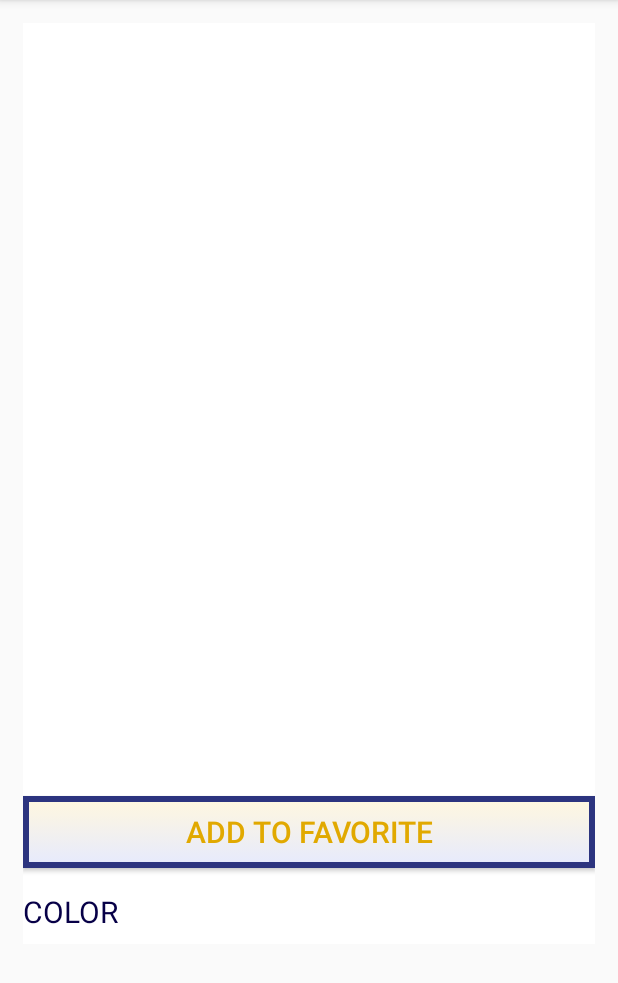
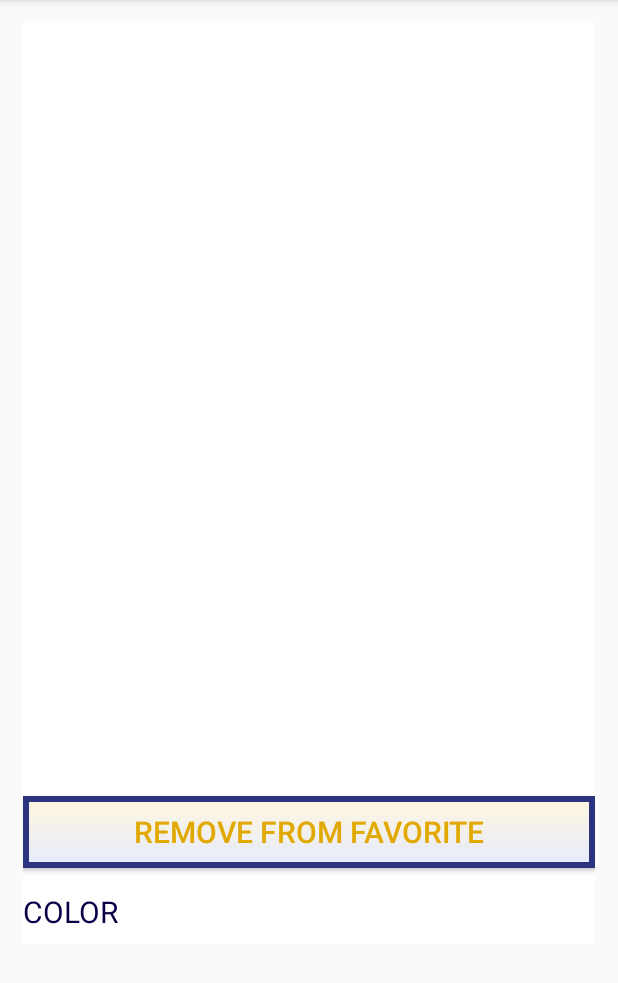
Before and after one commit to RikkiTikki8/recognition, an Android app: the fragment ColorFavoriteFragment shown on its own in the app's theme, after a tap on "ADD TO FAVORITE", on a phone screen of 412 x 824 dp, the part 84-1067 px from its top. Run offline under Robolectric (Android 15) with nearby library versions, the light colour scheme and no system bars; our stand-ins replace Room's generated code; pictures from the network do not load.

Commit message:
Add and remove favorite

```diff
--- a/app/src/main/AndroidManifest.xml
+++ b/app/src/main/AndroidManifest.xml
@@ -1,7 +1,8 @@
 <?xml version="1.0" encoding="utf-8"?>
 <manifest xmlns:android="http://schemas.android.com/apk/res/android"
     package="com.example.recognition">
-
+    <uses-permission android:name="android.permission.INTERNET" />
+    <uses-permission android:name="android.permission.READ_EXTERNAL_STORAGE"/>
     <application
         android:name=".application.App"
         android:allowBackup="true"
@@ -19,6 +20,4 @@
             </intent-filter>
         </activity>
     </application>
-    <uses-permission android:name="android.permission.INTERNET" />
-    <uses-permission android:name="android.permission.READ_EXTERNAL_STORAGE"/>
 </manifest>
--- a/app/src/main/java/com/example/recognition/view/response_favorite/ColorFragment/ColorFavoriteFragment.java
+++ b/app/src/main/java/com/example/recognition/view/response_favorite/ColorFragment/ColorFavoriteFragment.java
@@ -5,6 +5,7 @@ import android.view.View;
 import androidx.lifecycle.Observer;
 import androidx.lifecycle.ViewModelProvider;
 
+import com.example.recognition.R;
 import com.example.recognition.application.App;
 import com.example.recognition.types.SettingsType;
 import com.example.recognition.viewmodel.favorites.ColorFavoriteViewModel;
@@ -22,6 +23,7 @@ public class ColorFavoriteFragment extends BaseColorFragment {
                 viewModel.addToFavorite();
             }
             isFavorite = !isFavorite;
+            favoriteButton.setText((isFavorite)? R.string.remove_from_favorite : R.string.add_to_favorite);
         }
     };
 
--- a/app/src/main/java/com/example/recognition/view/response_favorite/ColorFragment/ColorResponseFragment.java
+++ b/app/src/main/java/com/example/recognition/view/response_favorite/ColorFragment/ColorResponseFragment.java
@@ -6,6 +6,7 @@ import android.widget.Toast;
 import androidx.lifecycle.Observer;
 import androidx.lifecycle.ViewModelProvider;
 
+import com.example.recognition.R;
 import com.example.recognition.application.App;
 import com.example.recognition.types.SettingsType;
 import com.example.recognition.viewmodel.ImageViewModel;
@@ -25,6 +26,7 @@ public class ColorResponseFragment extends BaseColorFragment {
                 viewModel.addToFavorite();
             }
             isFavorite = !isFavorite;
+            favoriteButton.setText((isFavorite)? R.string.remove_from_favorite : R.string.add_to_favorite);
         }
     };
     @Override
--- a/app/src/main/java/com/example/recognition/view/response_favorite/DemographicFragment/DemographicFavoriteFragment.java
+++ b/app/src/main/java/com/example/recognition/view/response_favorite/DemographicFragment/DemographicFavoriteFragment.java
@@ -5,6 +5,7 @@ import android.view.View;
 import androidx.lifecycle.Observer;
 import androidx.lifecycle.ViewModelProvider;
 
+import com.example.recognition.R;
 import com.example.recognition.application.App;
 import com.example.recognition.types.SettingsType;
 import com.example.recognition.viewmodel.favorites.DemographicFavoriteViewModel;
@@ -23,6 +24,7 @@ public class DemographicFavoriteFragment extends BaseDemographicFragment {
                 viewModel.addToFavorite();
             }
             isFavorite = !isFavorite;
+            favoriteButton.setText((isFavorite)? R.string.remove_from_favorite : R.string.add_to_favorite);
         }
     };
     @Override
--- a/app/src/main/java/com/example/recognition/view/response_favorite/DemographicFragment/DemographicResponseFragment.java
+++ b/app/src/main/java/com/example/recognition/view/response_favorite/DemographicFragment/DemographicResponseFragment.java
@@ -5,6 +5,8 @@ import android.widget.Toast;
 
 import androidx.lifecycle.Observer;
 import androidx.lifecycle.ViewModelProvider;
+
+import com.example.recognition.R;
 import com.example.recognition.application.App;
 import com.example.recognition.types.SettingsType;
 import com.example.recognition.viewmodel.ImageViewModel;
@@ -24,6 +26,7 @@ public class DemographicResponseFragment extends BaseDemographicFragment {
                 viewModel.addToFavorite();
             }
             isFavorite = !isFavorite;
+            favoriteButton.setText((isFavorite)? R.string.remove_from_favorite : R.string.add_to_favorite);
         }
     };
     protected void init(){
--- a/app/src/main/java/com/example/recognition/view/response_favorite/GeneralFragment/GeneralFavoriteFragment.java
+++ b/app/src/main/java/com/example/recognition/view/response_favorite/GeneralFragment/GeneralFavoriteFragment.java
@@ -5,6 +5,7 @@ import android.view.View;
 import androidx.lifecycle.Observer;
 import androidx.lifecycle.ViewModelProvider;
 
+import com.example.recognition.R;
 import com.example.recognition.application.App;
 import com.example.recognition.types.SettingsType;
 import com.example.recognition.viewmodel.favorites.GeneralFavoriteViewModel;
@@ -23,6 +24,7 @@ public class GeneralFavoriteFragment extends BaseGeneralFragment {
                 viewModel.addToFavorite();
             }
             isFavorite = !isFavorite;
+            favoriteButton.setText((isFavorite)? R.string.remove_from_favorite : R.string.add_to_favorite);
         }
     };
     @Override
--- a/app/src/main/java/com/example/recognition/view/response_favorite/GeneralFragment/GeneralResponseFragment.java
+++ b/app/src/main/java/com/example/recognition/view/response_favorite/GeneralFragment/GeneralResponseFragment.java
@@ -5,6 +5,8 @@ import android.widget.Toast;
 
 import androidx.lifecycle.Observer;
 import androidx.lifecycle.ViewModelProvider;
+
+import com.example.recognition.R;
 import com.example.recognition.application.App;
 import com.example.recognition.types.SettingsType;
 import com.example.recognition.viewmodel.ImageViewModel;
@@ -24,6 +26,7 @@ public class GeneralResponseFragment extends BaseGeneralFragment {
                 viewModel.addToFavorite();
             }
             isFavorite = !isFavorite;
+            favoriteButton.setText((isFavorite)? R.string.remove_from_favorite : R.string.add_to_favorite);
         }
     };
     @Override
--- a/app/src/main/res/layout/fragment_result_color.xml
+++ b/app/src/main/res/layout/fragment_result_color.xml
@@ -23,7 +23,7 @@
             android:id="@+id/but_col_add_to_favorite"
             android:layout_height="wrap_content"
             android:layout_width="match_parent"
-            android:text="Add to favorite"
+            android:text="@string/add_to_favorite"
             android:textColor="@color/yellow"
             android:background="@drawable/square"
             android:textSize="@dimen/response_text_size"/>
--- a/app/src/main/res/layout/fragment_result_demographic.xml
+++ b/app/src/main/res/layout/fragment_result_demographic.xml
@@ -22,7 +22,7 @@
             android:id="@+id/but_dem_add_to_favorite"
             android:layout_height="wrap_content"
             android:layout_width="match_parent"
-            android:text="Add to favorite"
+            android:text="@string/add_to_favorite"
             android:textColor="@color/yellow"
             android:background="@drawable/square"
             android:textSize="@dimen/response_text_size"/>
--- a/app/src/main/res/layout/fragment_result_general.xml
+++ b/app/src/main/res/layout/fragment_result_general.xml
@@ -22,7 +22,7 @@
             android:id="@+id/but_gen_add_to_favorite"
             android:layout_height="wrap_content"
             android:layout_width="match_parent"
-            android:text="Add to favorite"
+            android:text="@string/add_to_favorite"
             android:textColor="@color/yellow"
             android:background="@drawable/square"
             android:textSize="@dimen/response_text_size"/>
--- a/app/src/main/res/values/strings.xml
+++ b/app/src/main/res/values/strings.xml
@@ -13,4 +13,6 @@
     <string name="color">Color Model</string>
     <string name="demographic">Demographic Model</string>
     <string name="general">General Model</string>
+    <string name="add_to_favorite">Add to favorite</string>
+    <string name="remove_from_favorite">Remove from favorite</string>
 </resources>
```
